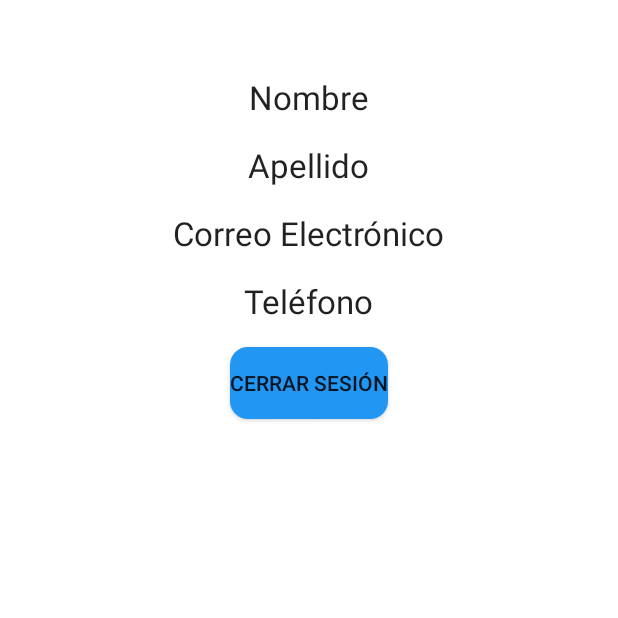
After one commit to MayiiSzgz/AppDiabetes, an Android app: the PerfilActivity screen opened directly, with no data from a screen before it, on a phone screen of 412 x 824 dp, the top half of it. The commit adds this screen. Run offline under Robolectric (Android 15) with nearby library versions, the phone set to English and light mode, and no system bars; our stand-ins replace Firebase (no records; nobody signed in at launch, a user with empty details on screens opened directly).

Commit message:
modificaciones de interfaz de inicio, agregue pantalla de perfil, oculte barra de nombre de aplicacion y barra de telefono

```diff
--- a/app/src/main/AndroidManifest.xml
+++ b/app/src/main/AndroidManifest.xml
@@ -13,8 +13,11 @@
         android:label="@string/app_name"
         android:roundIcon="@mipmap/ic_launcher_round"
         android:supportsRtl="true"
-        android:theme="@style/Theme.AppDiabetes"
+        android:theme="@style/AppTheme"
         tools:targetApi="31">
+        <activity
+            android:name=".PerfilActivity"
+            android:exported="false" />
         <activity
             android:name=".HistorialMedicamentos"
             android:exported="false" />
--- /dev/null
+++ b/app/src/main/java/com/example/appdiabetes/PerfilActivity.java
@@ -0,0 +1,83 @@
+package com.example.appdiabetes;
+
+import androidx.annotation.NonNull;
+import androidx.appcompat.app.AppCompatActivity;
+
+import android.content.Intent;
+import android.os.Bundle;
+import android.view.View;
+import android.widget.Button;
+import android.widget.TextView;
+import android.widget.Toast;
+
+import com.google.android.gms.tasks.OnFailureListener;
+import com.google.android.gms.tasks.OnSuccessListener;
+import com.google.firebase.auth.FirebaseAuth;
+import com.google.firebase.auth.FirebaseUser;
+import com.google.firebase.firestore.DocumentReference;
+import com.google.firebase.firestore.DocumentSnapshot;
+import com.google.firebase.firestore.FirebaseFirestore;
+
+public class PerfilActivity extends AppCompatActivity {
+
+    private FirebaseFirestore db;
+    private FirebaseUser user;
+
+    private TextView nombreTextView;
+    private TextView apellidoTextView;
+    private TextView correoTextView;
+    private TextView telefonoTextView;
+    @Override
+    protected void onCreate(Bundle savedInstanceState) {
+        super.onCreate(savedInstanceState);
+        setContentView(R.layout.activity_perfil);
+        db = FirebaseFirestore.getInstance();
+        user = FirebaseAuth.getInstance().getCurrentUser();
+
+
+        nombreTextView = findViewById(R.id.nombre);
+        apellidoTextView = findViewById(R.id.apellido);
+        correoTextView = findViewById(R.id.correo);
+        telefonoTextView = findViewById(R.id.telefono);
+
+
+        DocumentReference docRef = db.collection("Users").document(user.getUid());
+        docRef.get().addOnSuccessListener(new OnSuccessListener<DocumentSnapshot>() {
+            @Override
+            public void onSuccess(DocumentSnapshot documentSnapshot) {
+                if (documentSnapshot.exists()) {
+                    // Si existe el documento del usuario, se obtienen sus datos y se muestran en la ventana principal
+                    Usuario usuario = documentSnapshot.toObject(Usuario.class);
+                    nombreTextView.setText(usuario.getNombre());
+                    apellidoTextView.setText(usuario.getApellidos());
+                    correoTextView.setText(usuario.getCorreoElectronico());
+                    telefonoTextView.setText(usuario.getTelefono());
+                } else {
+                    // Si el documento del usuario no existe, se muestra un mensaje de error
+                    Toast.makeText(getApplicationContext(), "No se encontraron datos del usuario", Toast.LENGTH_SHORT).show();
+                }
+            }
+        }).addOnFailureListener(new OnFailureListener() {
+            @Override
+            public void onFailure(@NonNull Exception e) {
+                // Si falla la llamada a Firestore, se muestra un mensaje de error
+                Toast.makeText(getApplicationContext(), "Error al obtener datos del usuario", Toast.LENGTH_SHORT).show();
+            }
+        });
+
+        // Agrega el siguiente código para el botón de cierre de sesión
+        Button btnCerrarSesion = findViewById(R.id.cerrar_sesion);
+        btnCerrarSesion.setOnClickListener(new View.OnClickListener() {
+            @Override
+            public void onClick(View v) {
+                FirebaseAuth.getInstance().signOut();
+                Intent intent = new Intent(PerfilActivity.this, IniciarSesionActivity.class);
+                intent.setFlags(Intent.FLAG_ACTIVITY_NEW_TASK | Intent.FLAG_ACTIVITY_CLEAR_TASK);
+                startActivity(intent);
+                finish();
+            }
+        });
+
+
+    }
+}
--- /dev/null
+++ b/app/src/main/res/drawable/ic_baseline_account_circle_24.xml
@@ -0,0 +1,5 @@
+<vector android:height="24dp" android:tint="#1A636D"
+    android:viewportHeight="24" android:viewportWidth="24"
+    android:width="24dp" xmlns:android="http://schemas.android.com/apk/res/android">
+    <path android:fillColor="@android:color/white" android:pathData="M12,2C6.48,2 2,6.48 2,12s4.48,10 10,10 10,-4.48 10,-10S17.52,2 12,2zM12,5c1.66,0 3,1.34 3,3s-1.34,3 -3,3 -3,-1.34 -3,-3 1.34,-3 3,-3zM12,19.2c-2.5,0 -4.71,-1.28 -6,-3.22 0.03,-1.99 4,-3.08 6,-3.08 1.99,0 5.97,1.09 6,3.08 -1.29,1.94 -3.5,3.22 -6,3.22z"/>
+</vector>
--- /dev/null
+++ b/app/src/main/res/layout/activity_perfil.xml
@@ -0,0 +1,63 @@
+<?xml version="1.0" encoding="utf-8"?>
+<RelativeLayout xmlns:android="http://schemas.android.com/apk/res/android"
+    xmlns:app="http://schemas.android.com/apk/res-auto"
+    xmlns:tools="http://schemas.android.com/tools"
+    android:layout_width="match_parent"
+    android:layout_height="match_parent"
+    android:background="#FFFFFF"
+    tools:context=".InicioActivity">
+
+
+
+    <TextView
+        android:id="@+id/nombre"
+        style="@style/TextAppearance.AppCompat.Large"
+        android:layout_width="wrap_content"
+        android:layout_height="wrap_content"
+        android:layout_marginTop="50dp"
+        android:layout_centerHorizontal="true"
+        android:text="Nombre" />
+
+    <TextView
+        android:id="@+id/apellido"
+        style="@style/TextAppearance.AppCompat.Large"
+        android:layout_width="wrap_content"
+        android:layout_height="wrap_content"
+        android:layout_below="@+id/nombre"
+        android:layout_marginTop="16dp"
+        android:layout_centerHorizontal="true"
+        android:text="Apellido" />
+
+    <TextView
+        android:id="@+id/correo"
+        style="@style/TextAppearance.AppCompat.Large"
+        android:layout_width="wrap_content"
+        android:layout_height="wrap_content"
+        android:layout_below="@+id/apellido"
+        android:layout_marginTop="16dp"
+        android:layout_centerHorizontal="true"
+        android:text="Correo Electrónico" />
+
+    <TextView
+        android:id="@+id/telefono"
+        style="@style/TextAppearance.AppCompat.Large"
+        android:layout_width="wrap_content"
+        android:layout_height="wrap_content"
+        android:layout_below="@+id/correo"
+        android:layout_marginTop="16dp"
+        android:layout_centerHorizontal="true"
+        android:text="Teléfono" />
+
+    <Button
+        android:id="@+id/cerrar_sesion"
+        android:layout_width="wrap_content"
+        android:layout_height="wrap_content"
+        android:layout_below="@+id/telefono"
+        android:layout_centerHorizontal="true"
+        android:layout_marginTop="16dp"
+        android:background="@drawable/button_background"
+        android:text="Cerrar Sesión" />
+
+
+
+</RelativeLayout>
--- a/app/src/main/res/values/strings.xml
+++ b/app/src/main/res/values/strings.xml
@@ -5,6 +5,7 @@
     <string name="Iniciar_pantalla">Iiniciar sesión</string>
     <string name="Registrar_pantalla">Registrarse</string>
     <string name="btn_iniciar_sesion">Iniciar sesión</string>
+    <string name="btn_perfil">Perfil</string>
     <string name="registrarse">Registrarse</string>
     <string name="txt_registrarse">¿No tienes cuenta? Regístrate</string>
     <string name="navigation_drawer_open">Open navigation drawer</string>
--- /dev/null
+++ b/app/src/main/res/values/styles.xml
@@ -0,0 +1,9 @@
+<?xml version="1.0" encoding="utf-8"?>
+<resources>
+    <style name="AppTheme" parent="Theme.AppCompat.Light.NoActionBar">
+        <item name="android:windowFullscreen">true</item>
+        <item name="android:windowContentOverlay">@null</item>
+        <item name="android:windowNoTitle">true</item>
+    </style>
+
+</resources>
```
Also changed, not shown: app/src/main/java/com/example/appdiabetes/HistorialMedicamentos.java (+8 -0 lines), app/src/main/java/com/example/appdiabetes/IniciarSesionActivity.java (+7 -0 lines), app/src/main/java/com/example/appdiabetes/InicioActivity.java (+41 -43 lines), app/src/main/java/com/example/appdiabetes/MainActivity.java (+7 -0 lines), app/src/main/java/com/example/appdiabetes/RegistrarseActivity.java (+7 -0 lines), app/src/main/java/com/example/appdiabetes/RegistroGlucemia.java (+7 -0 lines), app/src/main/java/com/example/appdiabetes/RegistroMedicamentos.java (+7 -0 lines), app/src/main/java/com/example/appdiabetes/RestablecerContrasena.java (+7 -0 lines), app/src/main/java/com/example/appdiabetes/historial.java (+8 -0 lines), app/src/main/java/com/example/appdiabetes/pantallaCargaActivity.java (+8 -0 lines), app/src/main/res/layout/activity_inicio.xml (+51 -48 lines).
